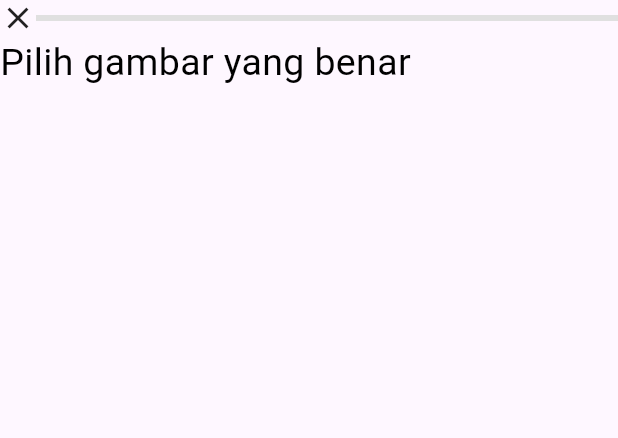
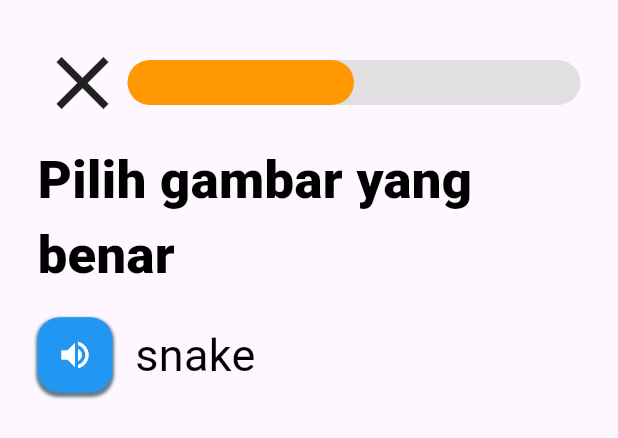
Before and after one commit to LordJmw/MobileFrontEndKel3IF_B_Pagi, a Flutter app: what myCard() shows on an empty page, opened directly, on a phone screen of 412 x 824 dp. Shown: the top 438 px of the screen. Run offline on Flutter 3.47's test engine with Material 3 defaults, Android fonts, the light colour scheme and no system bars; Roboto replaces fonts that are missing (Poppins-Medium).

Commit message:
Update Progress Bar + Icon

```diff
--- a/lib/feat/card.dart
+++ b/lib/feat/card.dart
@@ -5,18 +5,22 @@ class myCard extends StatelessWidget {
 
   @override
   Widget build(BuildContext context) {
-    return Column(
+    return Padding(
+      padding: const EdgeInsets.all(25),
+      // Ini Box 1
+      child: Column(
         children: [
-        Container(
-          child: Column(
+          Column(
             crossAxisAlignment: CrossAxisAlignment.start,
             children: [
               Row(
                 children: [
-                  Icon(Icons.close),
+                  Icon(Icons.close, size: 60),
                   Expanded(
                     child: LinearProgressIndicator(
-                      value: 0, // Ganti sesuai progres (0.0 - 1.0)
+                      minHeight: 30,
+                      borderRadius: BorderRadius.circular(20),
+                      value: 0.5, // Ganti sesuai progres (0.0 - 1.0)
                       backgroundColor: Colors.grey[300],
                       valueColor: const AlwaysStoppedAnimation<Color>(
                         Colors.orange,
@@ -25,19 +29,78 @@ class myCard extends StatelessWidget {
                   ),
                 ],
               ),
-              Text(
+              Padding(
+                padding: const EdgeInsets.symmetric(
+                  horizontal: 0,
+                  vertical: 10,
+                ),
+                child: Text(
                   "Pilih gambar yang benar",
                   style: TextStyle(
-                  fontSize: 25,
-                  fontWeight: FontWeight.w400,
+                    fontSize: 35,
+                    fontWeight: FontWeight.w900,
                     color: Colors.black,
                     decoration: TextDecoration.none,
+                    fontFamily: "Poppins-Medium",
+                  ),
+                ),
+              ),
+              Row(
+                children: [
+                  Container(
+                    width: 50,
+                    height: 50,
+                    decoration: BoxDecoration(
+                      color: Colors.blue, // Warna background
+                      shape: BoxShape.rectangle, // Bentuk kotak
+                      boxShadow: [
+                        BoxShadow(
+                          color: Colors.blueGrey,
+                          blurRadius: 1,
+                          spreadRadius: 1,
+                          offset: Offset(0, 2),
+                        ),
+                      ],
+                      borderRadius: BorderRadius.circular(
+                        15,
+                      ), // Bisa diatur untuk kotak melengkung
+                    ),
+                    child: IconButton(
+                      icon: Icon(Icons.volume_up),
+                      color: Colors.white,
+                      onPressed: () {},
+                    ),
+                  ),
+                  Padding(
+                    padding: const EdgeInsets.symmetric(
+                      horizontal: 0,
+                      vertical: 10,
+                    ),
+                    child: Padding(
+                      padding: const EdgeInsets.symmetric(
+                        horizontal: 15,
+                        vertical: 0,
+                      ),
+                      child: Text(
+                        "snake",
+                        style: TextStyle(
+                          fontSize: 30,
+                          fontWeight: FontWeight.normal,
+                          color: Colors.black,
+                          decoration: TextDecoration.none,
+                          fontFamily: "Poppins-Medium",
+                        ),
+                      ),
                     ),
                   ),
                 ],
               ),
+            ],
           ),
+          Container(),
+          Container(),
         ],
+      ),
     );
   }
 }
```
Lines whose indentation alone changed are shown as unchanged.
